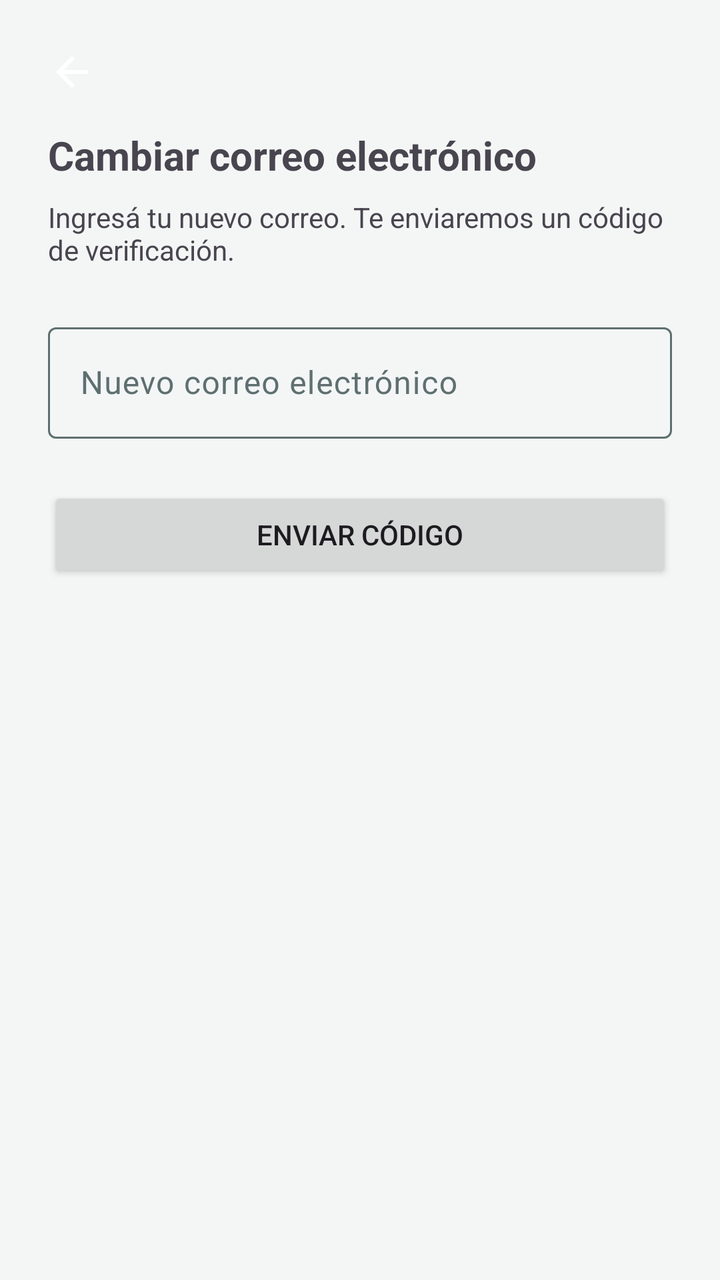
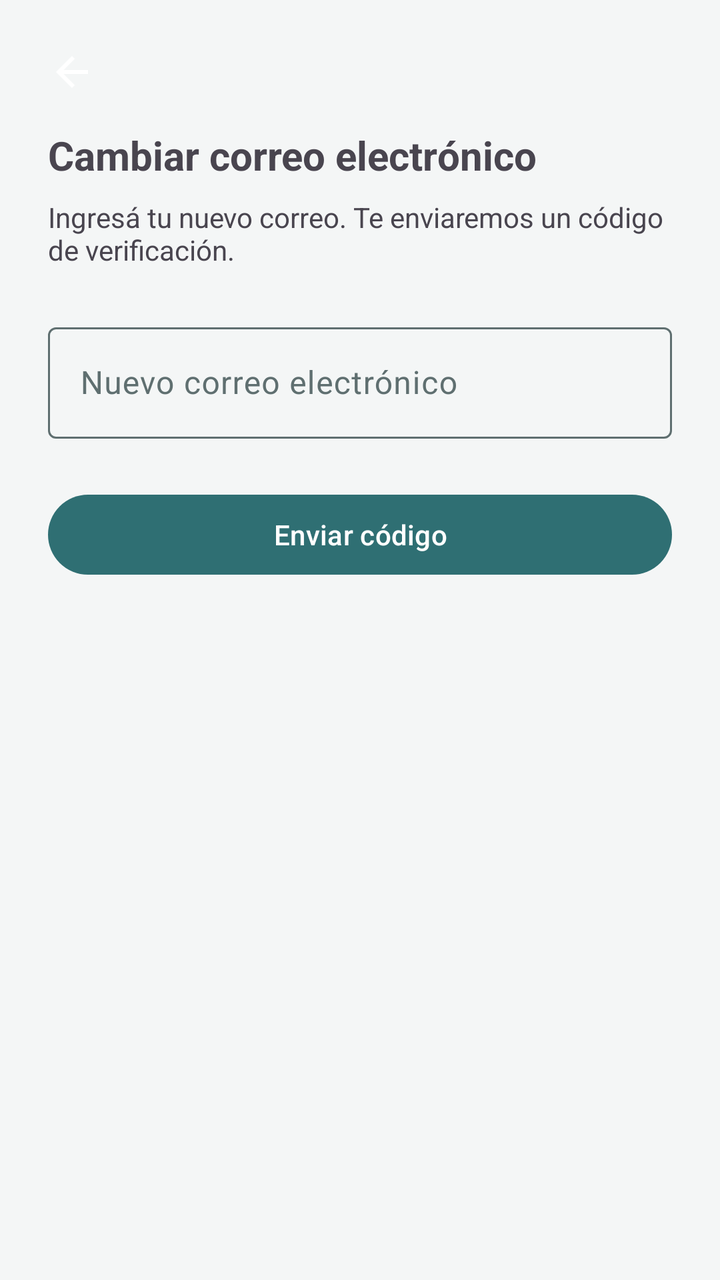

An Android layout rendered at two revisions. The XML below is the earlier revision; the diff shows what the commit changed to produce the second picture.
<!-- AndroidManifest.xml: application theme Theme.DA1ANDROIDNATIVE -->
<!-- res/layout/fragment_change_email.xml -->
<?xml version="1.0" encoding="utf-8"?>
<LinearLayout xmlns:android="http://schemas.android.com/apk/res/android"
    android:layout_width="match_parent"
    android:layout_height="match_parent"
    android:orientation="vertical"
    android:padding="24dp">

    <ImageButton
        android:id="@+id/btnBack"
        android:layout_width="wrap_content"
        android:layout_height="wrap_content"
        android:src="@drawable/ic_arrow_back"
        android:background="?attr/selectableItemBackgroundBorderless"
        android:contentDescription="Volver" />

    <TextView
        android:layout_width="wrap_content"
        android:layout_height="wrap_content"
        android:text="Cambiar correo electrónico"
        android:textSize="20sp"
        android:textStyle="bold"
        android:layout_marginTop="16dp"
        android:layout_marginBottom="8dp" />

    <TextView
        android:layout_width="wrap_content"
        android:layout_height="wrap_content"
        android:text="Ingresá tu nuevo correo. Te enviaremos un código de verificación."
        android:layout_marginBottom="24dp" />

    <com.google.android.material.textfield.TextInputLayout
        android:layout_width="match_parent"
        android:layout_height="wrap_content"
        android:hint="Nuevo correo electrónico"
        android:layout_marginBottom="24dp">

        <com.google.android.material.textfield.TextInputEditText
            android:id="@+id/etNewEmail"
            android:layout_width="match_parent"
            android:layout_height="wrap_content"
            android:inputType="textEmailAddress" />

    </com.google.android.material.textfield.TextInputLayout>

    <Button
        android:id="@+id/btnSendCode"
        android:layout_width="match_parent"
        android:layout_height="wrap_content"
        android:text="Enviar código" />

</LinearLayout>
<!-- resources referenced by this layout -->
<resources>
  <!-- drawable ic_arrow_back (drawable) -->
  <?xml version="1.0" encoding="utf-8"?>
  <vector xmlns:android="http://schemas.android.com/apk/res/android"
      android:width="24dp"
      android:height="24dp"
      android:viewportWidth="24"
      android:viewportHeight="24">
      <path
          android:fillColor="#FFFFFFFF"
          android:pathData="M20,11L7.83,11l5.59,-5.59L12,4l-8,8 8,8 1.41,-1.41L7.83,13L20,13z" />
  </vector>
  <style name="Theme.DA1ANDROIDNATIVE" parent="Theme.Material3.Light.NoActionBar">
          <item name="colorPrimary">@color/teal_primary</item>
          <item name="colorPrimaryVariant">@color/teal_dark</item>
          <item name="colorOnPrimary">@color/white</item>
          <item name="colorPrimaryContainer">@color/white</item>
          <item name="colorOnPrimaryContainer">@color/teal_primary</item>
  
          <item name="colorSecondary">@color/teal_primary</item>
          <item name="colorSecondaryVariant">@color/white</item>
          <item name="colorOnSecondary">@color/white</item>
          <item name="colorSecondaryContainer">@color/white</item>
          <item name="colorOnSecondaryContainer">@color/text_primary</item>
  
          <item name="colorTertiary">@color/white</item>
          <item name="colorOnTertiary">@color/white</item>
          <item name="colorTertiaryContainer">@color/white</item>
          <item name="colorOnTertiaryContainer">@color/text_primary</item>
  
          <item name="colorSurface">@color/surface</item>
          <item name="colorOnSurface">@color/text_primary</item>
          <item name="colorSurfaceVariant">@color/white</item>
          <item name="colorOnSurfaceVariant">@color/text_secondary</item>
          <item name="colorSurfaceContainer">@color/white</item>
          <item name="colorSurfaceContainerHigh">@color/white</item>
          <item name="colorSurfaceContainerHighest">@color/white</item>
          <item name="colorSurfaceContainerLow">#FFF4F8F8</item>
          <item name="colorSurfaceContainerLowest">@color/surface</item>
  
          <item name="android:colorBackground">@color/background</item>
          <item name="colorOnBackground">@color/text_primary</item>
          <item name="android:statusBarColor">@color/teal_dark</item>
  
          <item name="colorOutline">@color/text_secondary</item>
          <item name="colorOutlineVariant">#FFD0DCDD</item>
      </style>
  <color name="teal_primary">#FF2F6F73</color>
  <color name="teal_dark">#FF255A5E</color>
  <color name="white">#FFFFFFFF</color>
  <color name="text_primary">#FF1F2A2B</color>
  <color name="surface">#FFFFFFFF</color>
  <color name="text_secondary">#FF5F6F70</color>
  <color name="background">#FFF4F6F6</color>
</resources>

<!-- the commit's change to res/layout/fragment_change_email.xml (unified diff, before → after) -->
@@ -42,8 +42,9 @@
 
     </com.google.android.material.textfield.TextInputLayout>
 
-    <Button
+    <com.google.android.material.button.MaterialButton
         android:id="@+id/btnSendCode"
+        style="@style/Widget.Material3.Button"
         android:layout_width="match_parent"
         android:layout_height="wrap_content"
         android:text="Enviar código" />
